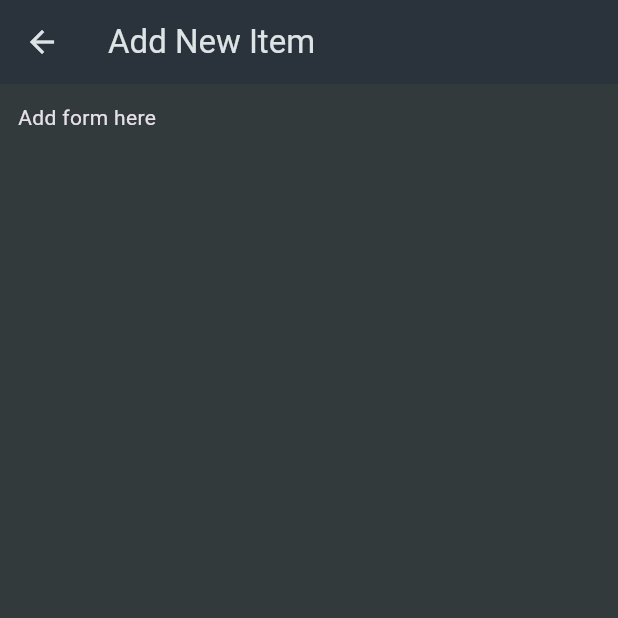
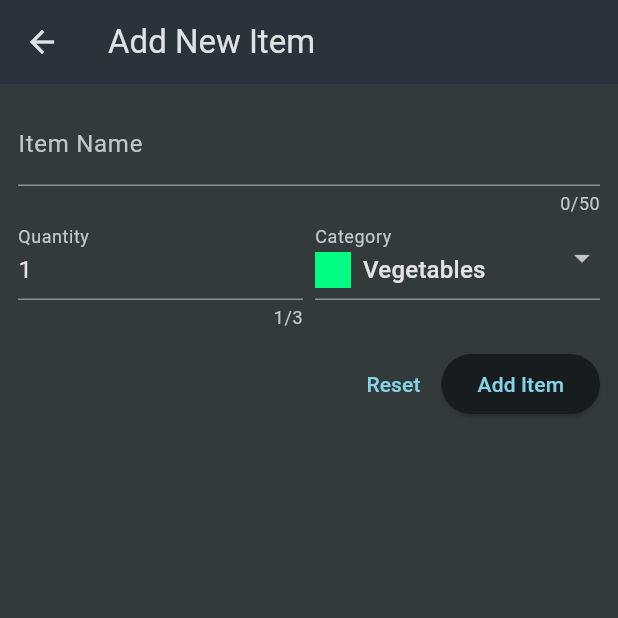
Before and after one commit to KrishKoria/Shopping-List-App, a Flutter app: the NewItem screen opened by its route, on a phone screen of 412 x 824 dp, the top half of it. Run offline on Flutter 3.47's test engine with Material 3 defaults, Android fonts, the phone set to English and light mode, and no system bars.

Commit message:
complete new item form

```diff
--- a/lib/screens/new_item.dart
+++ b/lib/screens/new_item.dart
@@ -1,4 +1,6 @@
 import 'package:flutter/material.dart';
+import 'package:shopping_list_app/data/categories.dart';
+import 'package:shopping_list_app/models/category.dart';
 
 class NewItem extends StatefulWidget {
   const NewItem({super.key});
@@ -8,6 +10,17 @@ class NewItem extends StatefulWidget {
 }
 
 class _NewItemState extends State<NewItem> {
+  final _formKey = GlobalKey<FormState>();
+  var _enteredName = '';
+  var _enteredQuantity = 1;
+  var _selectedCategory = categories[Categories.vegetables]!;
+
+  void _saveItem() {
+    if (_formKey.currentState!.validate()) {
+      _formKey.currentState!.save();
+    }
+  }
+
   @override
   Widget build(BuildContext context) {
     return Scaffold(
@@ -16,7 +29,93 @@ class _NewItemState extends State<NewItem> {
       ),
       body: Padding(
         padding: const EdgeInsets.all(12),
-        child: const Text('Add form here'),
+        child: Form(
+          key: _formKey,
+          child: Column(
+            children: [
+              TextFormField(
+                decoration: const InputDecoration(
+                  labelText: 'Item Name',
+                ),
+                maxLength: 50,
+                validator: (value) => value!.isEmpty ||
+                        value.trim().length <= 1 ||
+                        value.trim().length > 50
+                    ? 'Must be between 1 and 50 characters and should not be empty'
+                    : null,
+                onSaved: (value) => _enteredName = value!,
+              ),
+              Row(
+                crossAxisAlignment: CrossAxisAlignment.start,
+                children: [
+                  Expanded(
+                    child: TextFormField(
+                      decoration: const InputDecoration(
+                        labelText: 'Quantity',
+                      ),
+                      keyboardType: TextInputType.number,
+                      maxLength: 3,
+                      initialValue: _enteredQuantity.toString(),
+                      validator: (value) => value!.isEmpty ||
+                              int.tryParse(value) == null ||
+                              int.tryParse(value)! <= 0
+                          ? 'Must be a valid positive Number'
+                          : null,
+                      onSaved: (value) => _enteredQuantity = int.parse(value!),
+                    ),
+                  ),
+                  const SizedBox(width: 8),
+                  Expanded(
+                    child: DropdownButtonFormField(
+                      onChanged: (value) => setState(
+                        () {
+                          _selectedCategory = value!;
+                        },
+                      ),
+                      value: _selectedCategory,
+                      decoration: const InputDecoration(
+                        label: Text('Category'),
+                      ),
+                      items: [
+                        for (final category in categories.entries)
+                          DropdownMenuItem(
+                            value: category.value,
+                            child: Row(
+                              children: [
+                                Container(
+                                  width: 24,
+                                  height: 24,
+                                  color: category.value.color,
+                                ),
+                                const SizedBox(width: 8),
+                                Text(category.value.name),
+                              ],
+                            ),
+                          ),
+                      ],
+                    ),
+                  ),
+                ],
+              ),
+              const SizedBox(height: 12),
+              Row(
+                mainAxisAlignment: MainAxisAlignment.end,
+                children: [
+                  TextButton(
+                    onPressed: () {
+                      _formKey.currentState!.reset();
+                    },
+                    child: const Text("Reset"),
+                  ),
+                  ElevatedButton(
+                    onPressed: _saveItem,
+                    child: const Text('Add Item'),
+                  ),
+                ],
+              ),
+            ],
+          ),
+        ),
       ),
     );
   }
--- a/lib/widgets/grocery_list.dart
+++ b/lib/widgets/grocery_list.dart
@@ -1,8 +1,14 @@
 import 'package:flutter/material.dart';
 import 'package:shopping_list_app/data/dummy_items.dart';
 
-class GroceryList extends StatelessWidget {
+class GroceryList extends StatefulWidget {
   const GroceryList({super.key});
+
+  @override
+  State<GroceryList> createState() => _GroceryListState();
+}
+
+class _GroceryListState extends State<GroceryList> {
   @override
   Widget build(BuildContext context) {
     return Scaffold(
```
